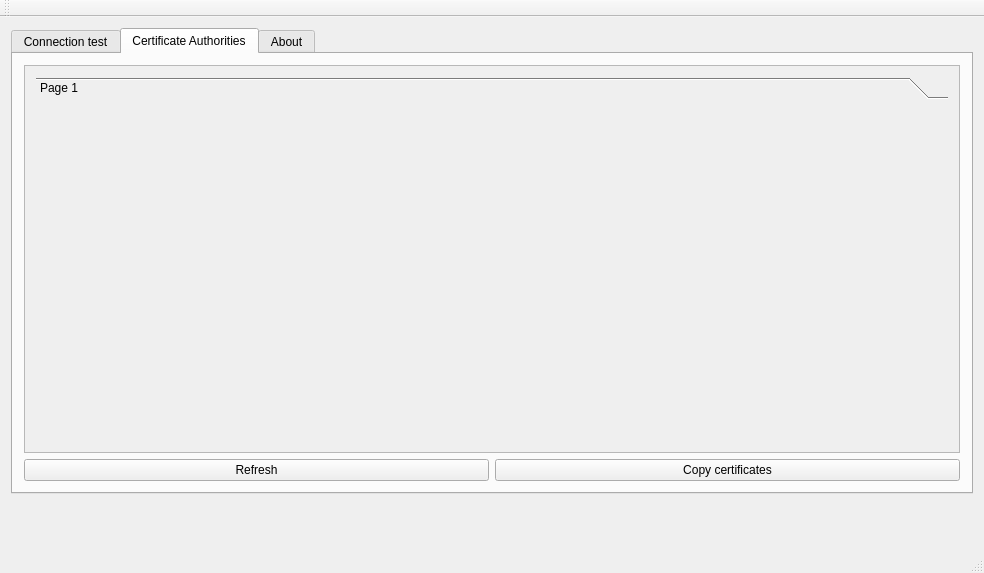
Before: the Qt Designer form mainwindow.ui in LoginPeople/Dr-SSL, drawn with Qt 5.
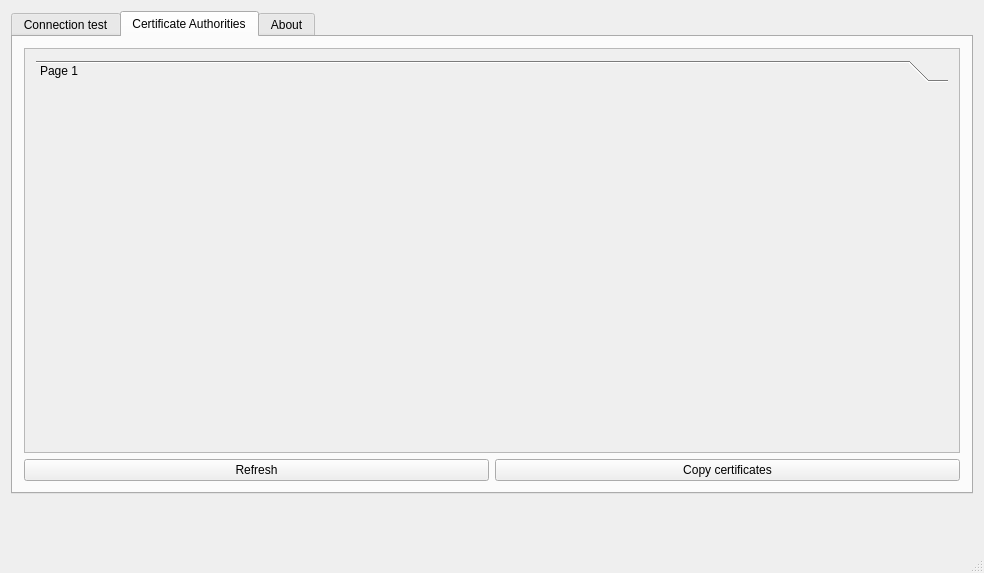
After: the same form once the commit is applied. The open tabs and pages were chosen to show the change. Icons and pictures are not drawn. Custom widgets are drawn as their Qt base class.

Commit message: Remove useless toolbar

What changed in the file:
```diff
--- a/mainwindow.ui
+++ b/mainwindow.ui
@@ -185,7 +185,7 @@
                <x>0</x>
                <y>0</y>
                <width>938</width>
-               <height>377</height>
+               <height>389</height>
               </rect>
              </property>
              <layout class="QVBoxLayout" name="verticalLayout_5">
@@ -206,7 +206,7 @@
                    <x>0</x>
                    <y>0</y>
                    <width>920</width>
-                   <height>332</height>
+                   <height>344</height>
                   </rect>
                  </property>
                  <attribute name="label">
@@ -336,14 +336,6 @@
     </rect>
    </property>
   </widget>
-  <widget class="QToolBar" name="mainToolBar">
-   <attribute name="toolBarArea">
-    <enum>TopToolBarArea</enum>
-   </attribute>
-   <attribute name="toolBarBreak">
-    <bool>false</bool>
-   </attribute>
-  </widget>
   <widget class="QStatusBar" name="statusBar"/>
  </widget>
  <layoutdefault spacing="6" margin="11"/>
```
